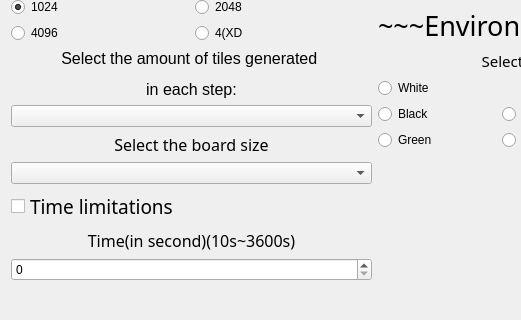
First picture: the form in settings.ui, repository F74036344/2048, before the edit; both pictures show x 0 to 521 and y 136 to 456 of the 755 by 456 pixel window.
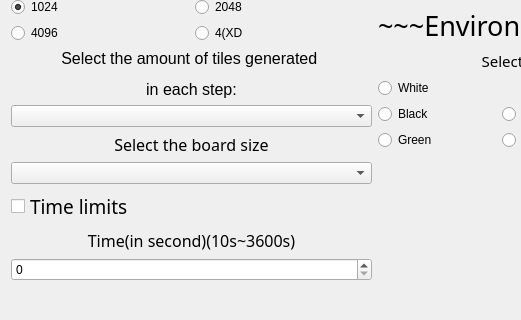
Second picture: the form after the edit. Icons and pictures are not drawn.

```diff
--- a/settings.ui
+++ b/settings.ui
@@ -7,7 +7,7 @@
     <x>0</x>
     <y>0</y>
     <width>641</width>
-    <height>447</height>
+    <height>448</height>
    </rect>
   </property>
   <property name="windowTitle">
@@ -219,7 +219,7 @@
           </font>
          </property>
          <property name="text">
-          <string>Time limitations</string>
+          <string>Time limits</string>
          </property>
         </widget>
        </item>
```
